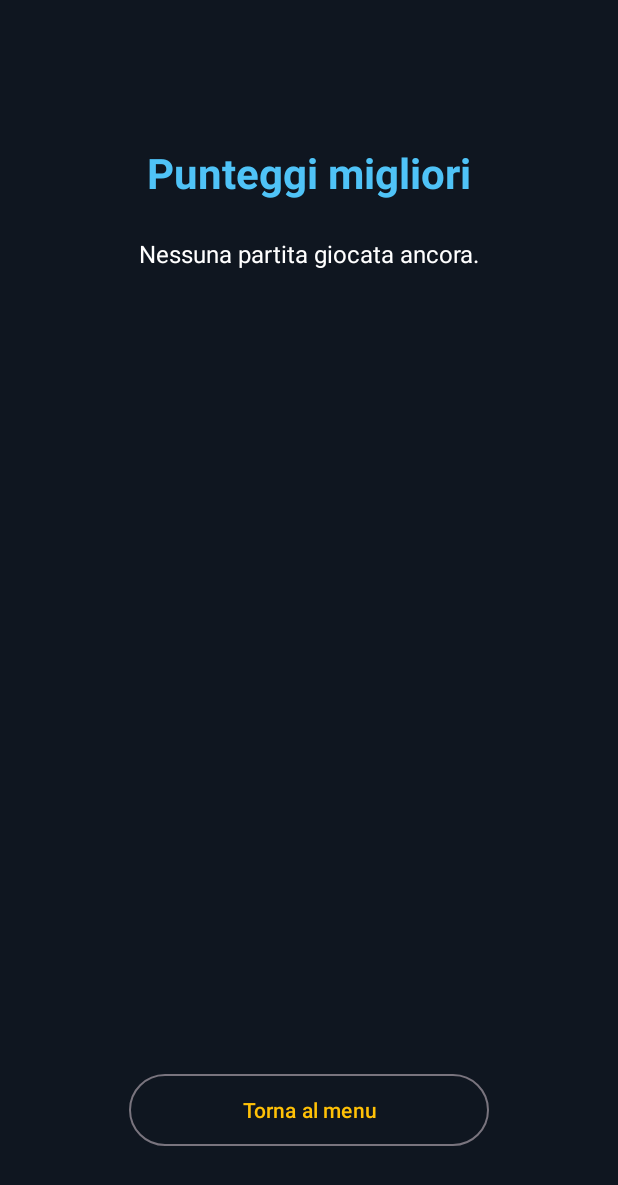
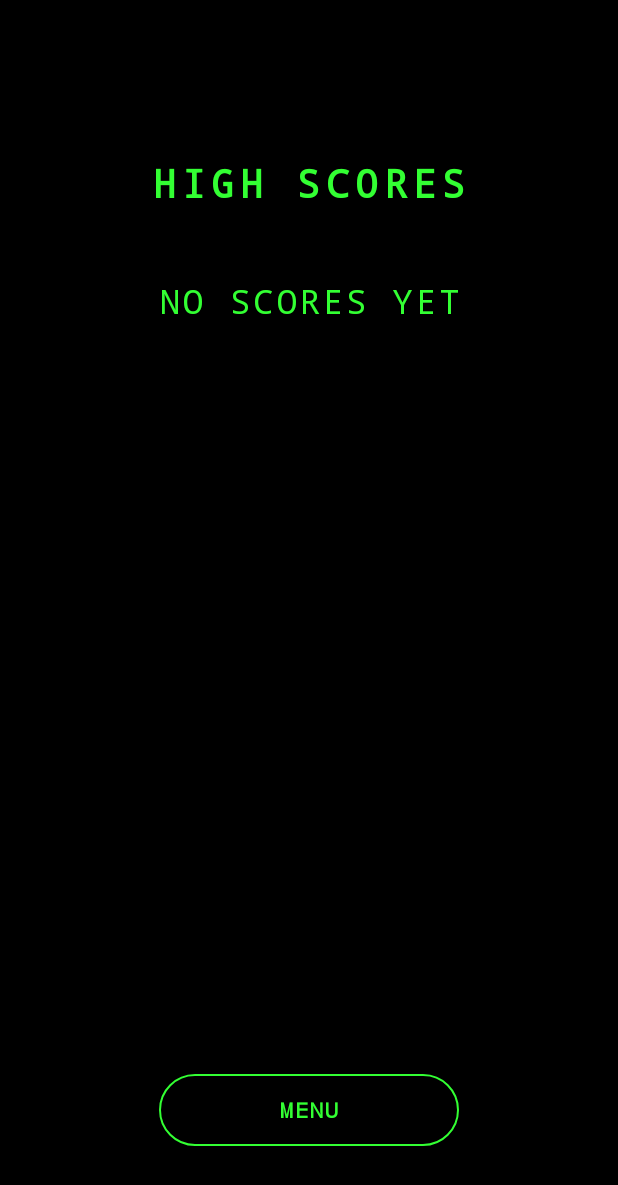
Before and after one commit to aimaicai/balls, an Android app: the HighScoresActivity screen opened directly, with no data from a screen before it, on a phone screen of 412 x 824 dp. Shown: the top 1185 px of the screen. Run offline under Robolectric (Android 15) with nearby library versions, the phone set to English and light mode, and no system bars.

Commit message:
Give the high-scores screen a retro arcade look with 3-letter initials
The leaderboard now only shows rank, initials, and score - monospace,
phosphor green on black, no dates or match details - matching old
arcade cabinet high-score tables instead of a detailed stats list.

A match only prompts for 3-letter initials when its score actually
earns a spot in the saved top 10 (HighScores.wouldRank), same as those
cabinets never bothered asking unless you'd actually made the board.

```diff
--- a/app/src/main/java/com/hyperionsoftware/balls/HighScoresActivity.kt
+++ b/app/src/main/java/com/hyperionsoftware/balls/HighScoresActivity.kt
@@ -1,14 +1,15 @@
 package com.hyperionsoftware.balls
 
+import android.graphics.Typeface
 import android.os.Bundle
 import android.view.Gravity
 import android.widget.TextView
 import androidx.appcompat.app.AppCompatActivity
 import com.hyperionsoftware.balls.databinding.ActivityHighScoresBinding
 import com.hyperionsoftware.balls.score.HighScores
-import java.text.SimpleDateFormat
-import java.util.Locale
 
+// Old-school arcade cabinet style on purpose: just rank, three-letter initials and score,
+// monospace and phosphor-green on black - no dates, no match stats, nothing else.
 class HighScoresActivity : AppCompatActivity() {
 
     private lateinit var binding: ActivityHighScoresBinding
@@ -22,47 +23,25 @@ class HighScoresActivity : AppCompatActivity() {
 
         val entries = HighScores.loadAll(this)
         if (entries.isEmpty()) {
-            binding.scoresContainer.addView(
-                TextView(this).apply {
-                    text = getString(R.string.high_scores_empty)
-                    setTextColor(getColor(R.color.hud_text))
-                    textSize = 16f
-                    gravity = Gravity.CENTER
-                }
-            )
+            binding.scoresContainer.addView(arcadeText(getString(R.string.high_scores_empty)))
             return
         }
 
-        val dateFormat = SimpleDateFormat("dd/MM/yyyy HH:mm", Locale.getDefault())
         entries.forEachIndexed { index, entry ->
-            val resultLabel = if (entry.playerWon) {
-                getString(R.string.high_scores_won)
-            } else {
-                getString(R.string.high_scores_lost)
-            }
-            val timeText = String.format(
-                Locale.getDefault(),
-                "%02d:%02d",
-                entry.elapsedSeconds / 60,
-                entry.elapsedSeconds % 60
-            )
-            val text = getString(
-                R.string.high_scores_entry,
-                index + 1,
-                entry.score,
-                "$resultLabel · ${dateFormat.format(entry.timestampMillis)}",
-                entry.finalRadius,
-                entry.opponentsAbsorbed,
-                timeText
-            )
-            binding.scoresContainer.addView(
-                TextView(this).apply {
-                    this.text = text
-                    setTextColor(getColor(R.color.hud_text))
-                    textSize = 16f
-                    setPadding(0, 16, 0, 16)
-                }
-            )
+            val rank = (index + 1).toString().padStart(2, '0')
+            val initials = entry.initials.padEnd(3, ' ')
+            val score = entry.score.toString().padStart(6, '0')
+            binding.scoresContainer.addView(arcadeText("$rank  $initials  $score"))
         }
     }
+
+    private fun arcadeText(line: String) = TextView(this).apply {
+        text = line
+        setTextColor(getColor(R.color.arcade_green))
+        typeface = Typeface.MONOSPACE
+        textSize = 22f
+        letterSpacing = 0.1f
+        gravity = Gravity.CENTER
+        setPadding(0, 10, 0, 10)
+    }
 }
--- a/app/src/main/res/layout/activity_high_scores.xml
+++ b/app/src/main/res/layout/activity_high_scores.xml
@@ -3,18 +3,20 @@
     xmlns:app="http://schemas.android.com/apk/res-auto"
     android:layout_width="match_parent"
     android:layout_height="match_parent"
-    android:background="@color/background_dark"
+    android:background="@color/arcade_bg"
     android:padding="32dp">
 
     <TextView
         android:id="@+id/highScoresTitle"
         android:layout_width="wrap_content"
         android:layout_height="wrap_content"
-        android:layout_marginTop="64dp"
+        android:layout_marginTop="72dp"
+        android:fontFamily="monospace"
         android:text="@string/high_scores_title"
-        android:textColor="@color/player_color"
-        android:textSize="28sp"
+        android:textColor="@color/arcade_green"
+        android:textSize="26sp"
         android:textStyle="bold"
+        android:letterSpacing="0.15"
         app:layout_constraintTop_toTopOf="parent"
         app:layout_constraintStart_toStartOf="parent"
         app:layout_constraintEnd_toEndOf="parent" />
@@ -23,7 +25,7 @@
         android:id="@+id/scoresScroll"
         android:layout_width="match_parent"
         android:layout_height="0dp"
-        android:layout_marginTop="24dp"
+        android:layout_marginTop="40dp"
         app:layout_constraintTop_toBottomOf="@id/highScoresTitle"
         app:layout_constraintBottom_toTopOf="@id/backButton"
         app:layout_constraintStart_toStartOf="parent"
@@ -31,8 +33,9 @@
 
         <LinearLayout
             android:id="@+id/scoresContainer"
-            android:layout_width="match_parent"
+            android:layout_width="wrap_content"
             android:layout_height="wrap_content"
+            android:layout_gravity="center_horizontal"
             android:orientation="vertical" />
 
     </ScrollView>
@@ -40,10 +43,16 @@
     <Button
         android:id="@+id/backButton"
         style="?attr/materialButtonOutlinedStyle"
-        android:layout_width="240dp"
+        android:layout_width="200dp"
         android:layout_height="56dp"
         android:layout_marginBottom="24dp"
+        android:fontFamily="monospace"
+        android:letterSpacing="0.1"
         android:text="@string/high_scores_back"
+        android:textColor="@color/arcade_green"
+        android:textStyle="bold"
+        app:strokeColor="@color/arcade_green"
+        app:rippleColor="@color/arcade_green"
         app:layout_constraintBottom_toBottomOf="parent"
         app:layout_constraintStart_toStartOf="parent"
         app:layout_constraintEnd_toEndOf="parent" />
--- a/app/src/main/res/values/colors.xml
+++ b/app/src/main/res/values/colors.xml
@@ -8,4 +8,9 @@
     <color name="hud_text">#FFFFFF</color>
     <color name="accent">#FFC107</color>
     <color name="button_bg">#1E2A38</color>
+
+    <!-- Old-school arcade high-score screen: black CRT background, phosphor green text. -->
+    <color name="arcade_bg">#000000</color>
+    <color name="arcade_green">#33FF33</color>
+    <color name="arcade_green_dim">#1F8A1F</color>
 </resources>
--- a/app/src/main/res/values/strings.xml
+++ b/app/src/main/res/values/strings.xml
@@ -36,10 +36,9 @@
     <string name="game_over_high_scores">Classifica</string>
 
     <string name="menu_high_scores">Classifica</string>
-    <string name="high_scores_title">Punteggi migliori</string>
-    <string name="high_scores_empty">Nessuna partita giocata ancora.</string>
-    <string name="high_scores_entry">%1$d. Punteggio %2$d — %3$s\nDimensione %4$d · Inglobati %5$d · Tempo %6$s</string>
-    <string name="high_scores_won">Vittoria</string>
-    <string name="high_scores_lost">Sconfitta</string>
-    <string name="high_scores_back">Torna al menu</string>
+    <string name="high_scores_title">HIGH SCORES</string>
+    <string name="high_scores_empty">NO SCORES YET</string>
+    <string name="high_scores_back">MENU</string>
+    <string name="high_scores_enter_initials">Nuovo record! Inserisci le tue iniziali</string>
+    <string name="high_scores_confirm">OK</string>
 </resources>
```
Also changed, not shown: app/src/main/java/com/hyperionsoftware/balls/GameActivity.kt (+37 -1 lines), app/src/main/java/com/hyperionsoftware/balls/score/HighScores.kt (+26 -12 lines).
